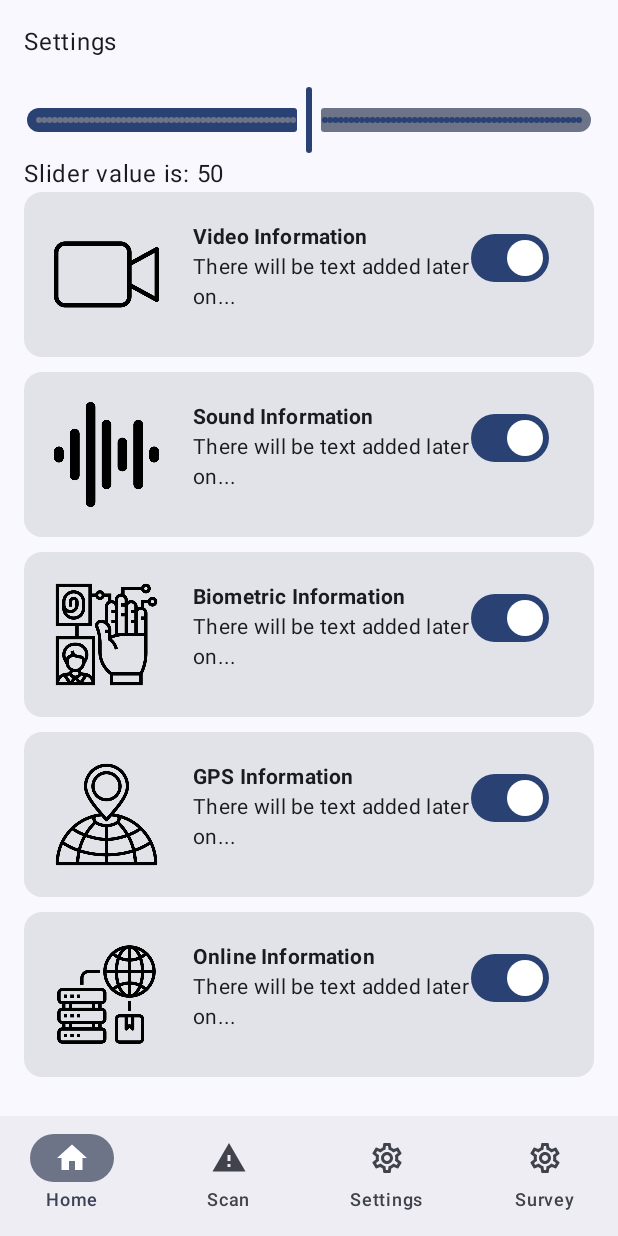
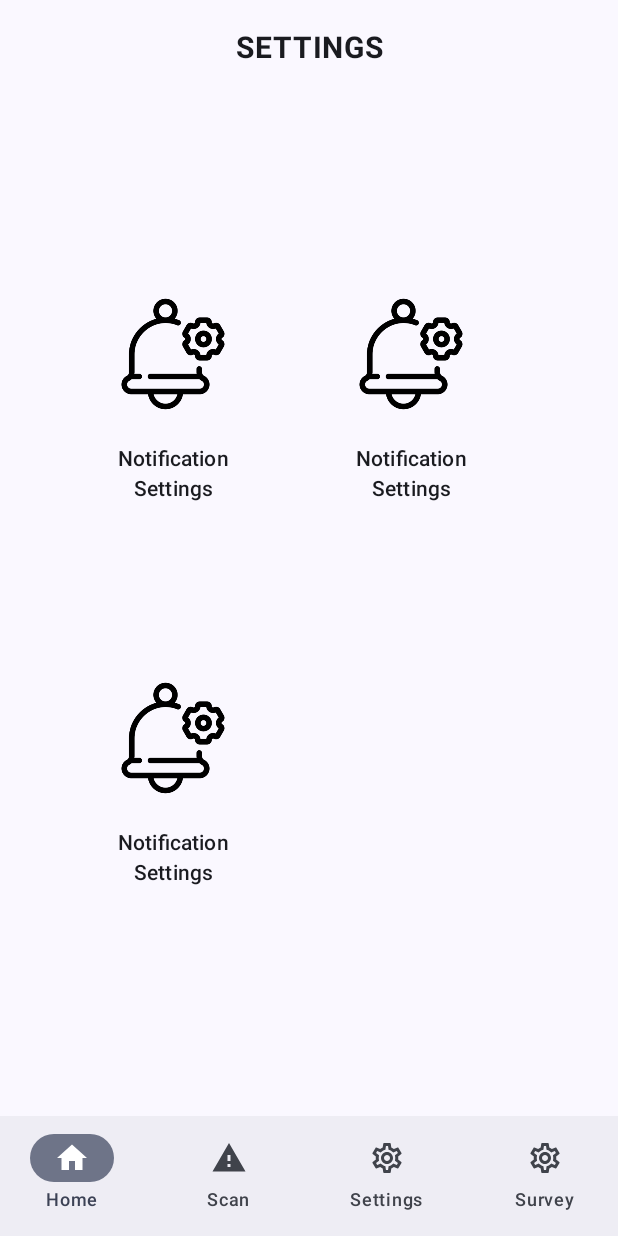
Before and after one commit to thomasdinh/PVCompose, an Android app built with Jetpack Compose: the SettingsScreen screen opened through its navigation route, on a phone screen of 412 x 824 dp. Run offline under Robolectric (Android 15) with nearby library versions, the phone set to English and light mode, and no system bars.

Commit message:
Refactor SettingsScreen - created new Screens for Notification

```diff
--- a/app/src/main/java/com/example/pvcompose/Example_data.kt
+++ b/app/src/main/java/com/example/pvcompose/Example_data.kt
@@ -1,5 +1,12 @@
 package com.example.pvcompose
 
+import androidx.compose.material.icons.Icons
+import androidx.compose.material.icons.filled.Home
+import androidx.compose.material.icons.filled.Settings
+import androidx.compose.material.icons.filled.Warning
+import androidx.compose.material.icons.outlined.Home
+import androidx.compose.material.icons.outlined.Settings
+import androidx.compose.material.icons.outlined.Warning
 import androidx.compose.ui.graphics.Color
 
 
@@ -35,3 +42,37 @@ val barChartdata = listOf(
     BarData("Label2", listOf<Float>(60f, 10f, 10f, 0f, 0f, 15f), colorList),
     BarData("Label3", listOf<Float>(30f, 30f, 10f,50f, 30f,20f), colorList)
 )
+
+// Navigation -
+fun createNavigationItems(): List<NavigationItem> {
+    return listOf(
+        NavigationItem(
+            title = "Home",
+            selectedIcon = Icons.Filled.Home,
+            unselectedIcon = Icons.Outlined.Home,
+            route = "home",
+            hasNews = false
+        ),
+        NavigationItem(
+            title = "Scan",
+            selectedIcon = Icons.Filled.Warning,
+            unselectedIcon = Icons.Outlined.Warning,
+            route = "scanscreen",
+            hasNews = false
+        ),
+        NavigationItem(
+            title = "Settings",
+            selectedIcon = Icons.Filled.Settings,
+            unselectedIcon = Icons.Outlined.Settings,
+            route = "settings",
+            hasNews = false
+        ),
+        NavigationItem(
+            title = "Survey",
+            selectedIcon = Icons.Filled.Settings,
+            unselectedIcon = Icons.Outlined.Settings,
+            route = "survey_screen",
+            hasNews = false
+        )
+    )
+}
--- a/app/src/main/java/com/example/pvcompose/MainActivity.kt
+++ b/app/src/main/java/com/example/pvcompose/MainActivity.kt
@@ -153,9 +153,11 @@ class MainActivity : ComponentActivity() {
                             NavHost(navController = navController, startDestination = "home") {
                                 composable(Navigation.HOME) { HomeScreen(navController = navController) }
                                 composable(Navigation.SCAN_SCREEN) { ScanScreen(deviceViewModel = deviceViewModel) }
-                                composable(Navigation.SETTINGS) { SettingsScreen()}
+                                composable(Navigation.SETTINGS) { SettingsScreen(navController = navController)}
                                 composable(Navigation.SURVEY){ SurveyScreen()}
                                 composable(Navigation.REPORT){ ReportScreen()}
+                                composable(Navigation.NOTIFICATION_SETTING){ NotificationSettingsScreen(navController = navController)}
+                                composable(Navigation.DATATYPE_SETTING){DataTypeSettingScreen()}
 
                             }
                             navController.navigate("home")
@@ -180,39 +182,7 @@ class MainActivity : ComponentActivity() {
     }
 }
 
-fun createNavigationItems(): List<NavigationItem> {
-    return listOf(
-        NavigationItem(
-            title = "Home",
-            selectedIcon = Icons.Filled.Home,
-            unselectedIcon = Icons.Outlined.Home,
-            route = "home",
-            hasNews = false
-        ),
-        NavigationItem(
-            title = "Scan",
-            selectedIcon = Icons.Filled.Warning,
-            unselectedIcon = Icons.Outlined.Warning,
-            route = "scanscreen",
-            hasNews = false
-        ),
-        NavigationItem(
-            title = "Settings",
-            selectedIcon = Icons.Filled.Settings,
-            unselectedIcon = Icons.Outlined.Settings,
-            route = "settings",
-            hasNews = false
-        ),
-        NavigationItem(
-            title = "Survey",
-            selectedIcon = Icons.Filled.Settings,
-            unselectedIcon = Icons.Outlined.Settings,
-            route = "survey_screen",
-            hasNews = false
-        )
-        // Add more NavigationItem objects as needed
-    )
-}
+
 
 
 
--- a/app/src/main/java/com/example/pvcompose/Navigation.kt
+++ b/app/src/main/java/com/example/pvcompose/Navigation.kt
@@ -11,4 +11,6 @@ object Navigation {
     const val SETTINGS = "settings"
     const val SURVEY = "survey_screen"
     const val REPORT = "report_screen"
+    const val NOTIFICATION_SETTING = "notification_screen"
+    const val DATATYPE_SETTING = "datatype_screen"
 }
--- a/app/src/main/java/com/example/pvcompose/SettingsScreen.kt
+++ b/app/src/main/java/com/example/pvcompose/SettingsScreen.kt
@@ -7,6 +7,8 @@ import androidx.compose.animation.core.tween
 import androidx.compose.foundation.Canvas
 import androidx.compose.foundation.Image
 import androidx.compose.foundation.background
+import androidx.compose.foundation.clickable
+import androidx.compose.foundation.layout.Arrangement
 import androidx.compose.foundation.layout.Box
 import androidx.compose.foundation.layout.Column
 import androidx.compose.foundation.layout.Row
@@ -17,7 +19,12 @@ import androidx.compose.foundation.layout.fillMaxWidth
 import androidx.compose.foundation.layout.height
 import androidx.compose.foundation.layout.padding
 import androidx.compose.foundation.layout.size
+import androidx.compose.foundation.layout.width
+import androidx.compose.foundation.layout.wrapContentHeight
 import androidx.compose.foundation.lazy.LazyColumn
+import androidx.compose.foundation.lazy.grid.GridCells
+import androidx.compose.foundation.lazy.grid.LazyVerticalGrid
+import androidx.compose.foundation.lazy.grid.items
 import androidx.compose.foundation.lazy.items
 import androidx.compose.material3.Button
 import androidx.compose.material3.Card
@@ -32,6 +39,7 @@ import androidx.compose.runtime.mutableStateOf
 import androidx.compose.runtime.remember
 import androidx.compose.runtime.rememberCoroutineScope
 import androidx.compose.runtime.setValue
+import androidx.compose.ui.Alignment
 import androidx.compose.ui.Modifier
 import androidx.compose.ui.geometry.Offset
 import androidx.compose.ui.geometry.Rect
@@ -49,88 +57,89 @@ import androidx.compose.ui.graphics.rotate
 import androidx.compose.ui.graphics.toArgb
 import androidx.compose.ui.res.painterResource
 import androidx.compose.ui.text.font.FontWeight
+import androidx.compose.ui.text.style.TextAlign
 import androidx.compose.ui.tooling.preview.Preview
 import androidx.compose.ui.tooling.preview.PreviewParameter
 import androidx.compose.ui.unit.dp
+import androidx.compose.ui.unit.sp
+import androidx.navigation.NavHostController
 import kotlinx.coroutines.launch
 import java.lang.Math.cos
 import java.lang.Math.sin
 
 @Composable
-fun SettingsScreen() {
-    var sliderValue by remember { mutableStateOf(50f) }
-    val toggleCardList = listOf<toggleCardsDescription>(
-        toggleCardsDescription( "Video Information",R.drawable.video_camera_icon,"50 , Color.Red"),
-        toggleCardsDescription( "Sound Information",R.drawable.sound_icon,"70 , orange"),
-        toggleCardsDescription( "Biometric Information",R.drawable.biometric_icon,"10 , lightGreen"),
-        toggleCardsDescription( "GPS Information",R.drawable.location_icon,"30 , darkYellow"),
-        toggleCardsDescription( "Online Information",R.drawable.master_data,"90 , darkRed"),
-        toggleCardsDescription( "Motion Information",R.drawable.motion_sensor,"60 , darkGreen")
-    )
-    Column(
-        modifier = Modifier
-            .fillMaxSize()
-            .padding(16.dp)
-    ) {
-        Text(
-            text = "Settings",
-            modifier = Modifier.padding(bottom = 16.dp)
-        )
-        Slider(
-            value = sliderValue,
-            onValueChange = { sliderValue = it },
-            valueRange = 0f..100f,
-            steps = 101,
-            modifier = Modifier.fillMaxWidth()
-        )
-        Text(text = "Slider value is: ${sliderValue.toInt()}")
-        LazyColumn(){
-            items(toggleCardList){
-                toggleCard(it)
-                Spacer(modifier = Modifier.height(10.dp))
+fun SettingsScreen(navController: NavHostController) {
+    Box(
+        modifier = Modifier.fillMaxSize()
+            .padding(20.dp),
+        contentAlignment = Alignment.Center){
+
+        Column {
+            Text(
+                text = "SETTINGS",
+                fontSize = 20.sp,
+                fontWeight = FontWeight.Bold,
+                textAlign = TextAlign.Center,
+                modifier = Modifier
+                    .fillMaxWidth()
+                    .wrapContentHeight()
+
+            )
+            LazyVerticalGrid(
+                modifier = Modifier
+                    .fillMaxSize()
+                    .padding(35.dp),
+
+                verticalArrangement = Arrangement.SpaceEvenly,
+                horizontalArrangement = Arrangement.spacedBy(16.dp),
+                columns = GridCells.Fixed(2)
+            ){
+                val settingItems = createSettingsScreenItems()
+                items(settingItems){ item ->
+                    Column {
+                        Image(painter = painterResource(id = item.icon),
+                            contentDescription = item.contentDescription,
+                            modifier = Modifier.size(120.dp)
+                                .clickable {
+                                    navController.navigate(item.route)
+                                }
+                        )
+                        Text(text = item.title,
+                            Modifier.width(120.dp),
+                            style = MaterialTheme.typography.titleSmall,
+                            textAlign = TextAlign.Center)
+                    }
+
+                }
+
             }
         }
 
+    }
 
-    }
 }
 
-data class toggleCardsDescription(
-    val title : String,
-    val image: Int,
-    val description : String,
+fun createSettingsScreenItems(): List<homeScreenItems> {
+    return listOf<homeScreenItems>(
+        homeScreenItems(
+            //https://www.flaticon.com/free-icon/setting_11377670?term=notification+settings&page=1&position=1&origin=search&related_id=11377670
+            icon = R.drawable.notification_setting_icon ,
+            title = "Notification Settings",
+            contentDescription = "See here a evaluation of the found devices!",
+            route = "notification_screen"
+        ),
+        homeScreenItems(
+            icon = R.drawable.notification_setting_icon ,
+            title = "Notification Settings",
+            contentDescription = "See here a evaluation of the found devices!",
+            route = "notification_screen"
+        ),
+        homeScreenItems(
+            icon = R.drawable.notification_setting_icon ,
+            title = "Notification Settings",
+            contentDescription = "See here a evaluation of the found devices!",
+            route = "notification_screen"
+        )
 
-)
-@Composable
-fun toggleCard(toggleCardsDescription : toggleCardsDescription){
-    Card {
-        Row(modifier = Modifier
-            .padding(20.dp)
-            .height(70.dp)) {
-            Column(modifier = Modifier.weight(1.5f)) {
-                Image(
-                    painter = painterResource(id = toggleCardsDescription.image),
-                    contentDescription = null,
-                    modifier = Modifier
-                        .weight(1f)
-                        .height(60.dp)
-                )
-            }
-            Column(modifier = Modifier.weight(3f)) {
-                Text(text = toggleCardsDescription.title, style = MaterialTheme.typography.titleSmall,
-                    fontWeight = FontWeight.Bold)
-                Text(text ="There will be text added later on...", style = MaterialTheme.typography.bodyMedium)
-
-            }
-            Column (modifier = Modifier.weight(1f)){
-                var checked by remember { mutableStateOf(true) }
-                Switch(
-                    checked = checked,
-                    onCheckedChange = {
-                        checked = it
-                    }
-                )
-            }
-        }
-    }
+    )
 }
```
Also changed, not shown: app/src/main/java/com/example/pvcompose/DataTypeSettings.kt (added, +106 -0 lines), app/src/main/java/com/example/pvcompose/HomeScreen.kt (+0 -7 lines), app/src/main/java/com/example/pvcompose/NotificationSettings.kt (added, +88 -0 lines), app/src/main/res/drawable/notification_setting_icon.png (added).
